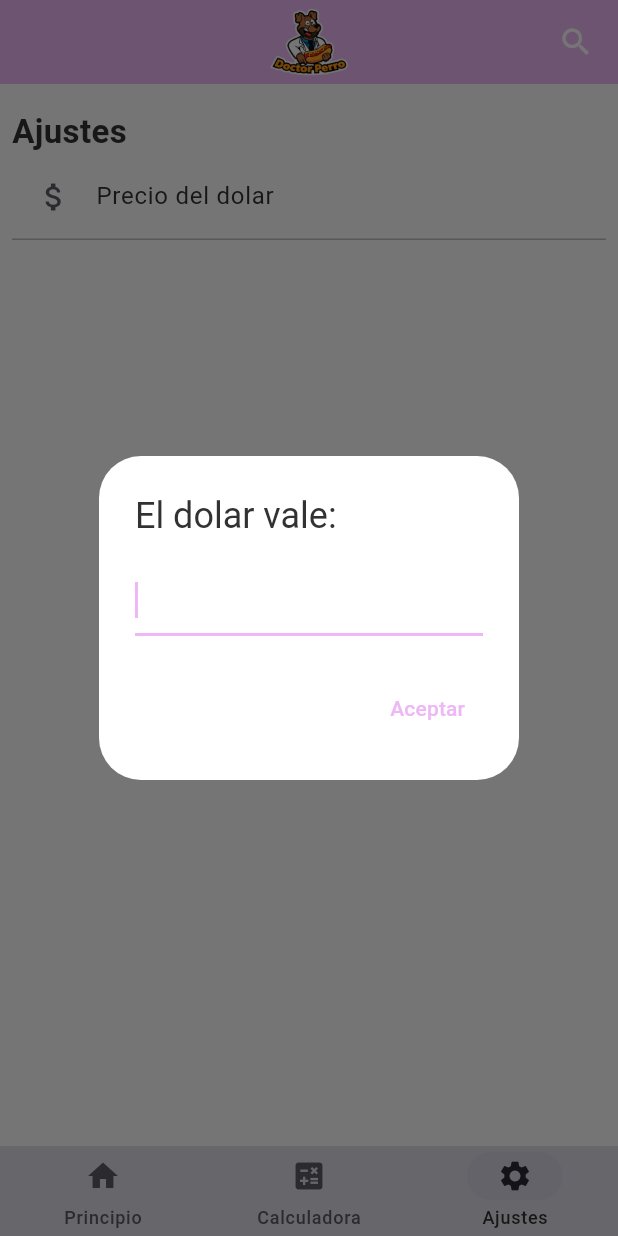
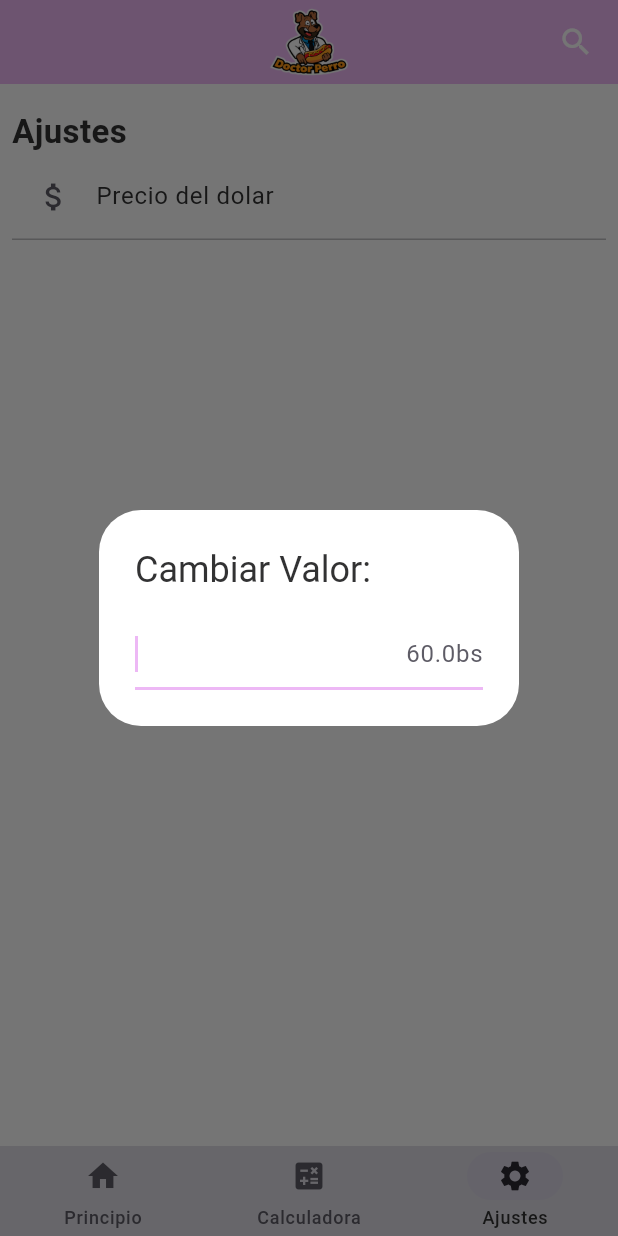
Before and after one commit to DaviD4Chirino/doctor_perro_helper, a Flutter app: the screen it shows after launch, item 3 of the bottom bar chosen, after a tap on "Precio del dolar", on a phone screen of 412 x 824 dp. Run offline on Flutter 3.47's test engine with Material 3 defaults, Android fonts, the phone set to English and light mode, and no system bars; drawn by our look-alikes of toastification; our stand-ins replace math_expressions, shared_preferences; missing offline and left inert: dart:ffi.

Commit message:
figured out how to use states managment and save data

```diff
--- a/doctor_perro_helper/lib/main.dart
+++ b/doctor_perro_helper/lib/main.dart
@@ -1,13 +1,32 @@
 import 'package:doctor_perro_helper/config/themes/dark_theme.dart';
 import 'package:doctor_perro_helper/config/themes/light_theme.dart';
+import 'package:doctor_perro_helper/models/providers/settings.dart';
+import 'package:doctor_perro_helper/models/use_shared_preferences.dart';
 import 'package:doctor_perro_helper/screens/pages/home/home.dart';
 import 'package:flutter/material.dart';
 import 'package:flutter/services.dart';
 import 'package:intl/date_symbol_data_local.dart';
+import 'package:provider/provider.dart';
 import 'package:toastification/toastification.dart';
 
-void main() {
-  initializeDateFormatting('es_ES').then((_) => runApp(const MainApp()));
+Future main() async {
+  WidgetsFlutterBinding.ensureInitialized();
+  await UseSharedPreferences.init();
+  SettingsModel().init();
+
+  initializeDateFormatting('es_ES').then((_) {
+    SystemChrome.setPreferredOrientations([
+      DeviceOrientation.portraitUp,
+      DeviceOrientation.portraitDown,
+    ]);
+
+    return runApp(
+      ChangeNotifierProvider(
+        create: (context) => SettingsModel(),
+        child: const MainApp(),
+      ),
+    );
+  });
 }
 
 class MainApp extends StatelessWidget {
@@ -15,10 +34,6 @@ class MainApp extends StatelessWidget {
 
   @override
   Widget build(BuildContext context) {
-    SystemChrome.setPreferredOrientations([
-      DeviceOrientation.portraitUp,
-      DeviceOrientation.portraitDown,
-    ]);
     return ToastificationWrapper(
       child: MaterialApp(
         theme: lightTheme,
--- /dev/null
+++ b/doctor_perro_helper/lib/models/consumers/dolar_price_text.dart
@@ -0,0 +1,19 @@
+import 'package:doctor_perro_helper/models/providers/settings.dart';
+import 'package:flutter/material.dart';
+import 'package:provider/provider.dart';
+
+class DolarPriceText extends StatelessWidget {
+  const DolarPriceText({super.key, this.style});
+
+  final TextStyle? style;
+
+  @override
+  Widget build(BuildContext context) {
+    return Consumer<SettingsModel>(builder: (context, settings, child) {
+      return Text(
+        settings.dolarPrice,
+        style: style,
+      );
+    });
+  }
+}
--- /dev/null
+++ b/doctor_perro_helper/lib/models/providers/settings.dart
@@ -0,0 +1,39 @@
+import 'dart:developer';
+
+import 'package:doctor_perro_helper/models/use_shared_preferences.dart';
+import 'package:flutter/material.dart';
+import 'package:shared_preferences/shared_preferences.dart';
+
+class SettingsModel extends ChangeNotifier {
+  double _dolarPrice = 0.0;
+
+  get dolarPrice =>
+      UseSharedPreferences.preferences.getDouble("dolar_price") ?? 60.0;
+
+  /* Future<double> get dolarPrice async {
+    SharedPreferences preferences = await SharedPreferences.getInstance();
+    double price = preferences.getDouble("dolar_price") ?? 0.0;
+    return price;
+  } */
+
+  void changeDolarPrice(double amount) async {
+    UseSharedPreferences.preferences.setDouble("dolar_price", amount);
+    _dolarPrice = amount;
+    log("changeDolarPrice - ${UseSharedPreferences.preferences.getDouble("dolar_price")}");
+    log("changeDolarPrice - ${UseSharedPreferences.preferences.getDouble("dolar_price")}");
+    notifyListeners();
+  }
+
+  Future<void> fetchDolarPrice() async {
+    _dolarPrice =
+        UseSharedPreferences.preferences.getDouble("dolar_price") ?? 0.0;
+    log("fetchDolarPrice - ${UseSharedPreferences.preferences.getDouble("dolar_price")}");
+    log("fetchDolarPrice - dolarPrice: $dolarPrice");
+
+    notifyListeners();
+  }
+
+  void init() {
+    fetchDolarPrice();
+  }
+}
--- /dev/null
+++ b/doctor_perro_helper/lib/models/use_shared_preferences.dart
@@ -0,0 +1,8 @@
+import 'package:shared_preferences/shared_preferences.dart';
+
+class UseSharedPreferences {
+  static late SharedPreferences preferences;
+
+  static Future init() async =>
+      preferences = await SharedPreferences.getInstance();
+}
--- a/doctor_perro_helper/lib/screens/pages/settings/change_dolar_price.dart
+++ b/doctor_perro_helper/lib/screens/pages/settings/change_dolar_price.dart
@@ -1,22 +1,92 @@
+import 'dart:developer';
+import 'dart:ffi';
+
+import 'package:doctor_perro_helper/models/providers/settings.dart';
+import 'package:doctor_perro_helper/utils/string_math.dart';
 import 'package:flutter/material.dart';
+import 'package:provider/provider.dart';
+import 'package:shared_preferences/shared_preferences.dart';
 
 class ChangeDolarPrice extends StatelessWidget {
   const ChangeDolarPrice({super.key});
+  /*  String validateValue(String expression, String defaultValue) {
+    if (!isValidCommaExpression(expression)) {
+      return defaultValue;
+    }
+    return expression;
+  } */
+
+  // late double dolarPrice = 0.0;
+
+  /* late SharedPreferences prefs;
+
+  Future<void> getPrefs() async {
+    SharedPreferences _prefs = await SharedPreferences.getInstance();
+    if (!_prefs.containsKey("dolar_price")) {
+      _prefs.setDouble("dolar_price", 60.0);
+      return;
+    }
+
+    setState(() {
+      prefs = _prefs;
+      dolarPrice = _prefs.getDouble("dolar_price") ?? 0.0;
+    });
+  }
+
+  @override
+  void initState() {
+    super.initState();
+    getPrefs();
+  } */
+  @override
+  Widget build(BuildContext context) {
+    return const AlertDialog(
+      title: Text("Cambiar Valor:"),
+      content: ChangePriceTextField(),
+    );
+  }
+}
+
+class ChangePriceTextField extends StatefulWidget {
+  const ChangePriceTextField({
+    super.key,
+  });
+
+  @override
+  State<ChangePriceTextField> createState() => _ChangePriceTextFieldState();
+}
+
+class _ChangePriceTextFieldState extends State<ChangePriceTextField> {
+  /* double dolarPrice = 60.0;
+
+  @override
+  void initState() {
+    super.initState();
+    setState(() {
+      dolarPrice = Provider.of<SettingsModel>(context).dolarPrice;
+    });
+  } */
 
   @override
   Widget build(BuildContext context) {
-    return AlertDialog(
-      title: const Text("El dolar vale:"),
-      content: const TextField(
+    return Consumer<SettingsModel>(builder: (context, settings, child) {
+      return TextField(
         autofocus: true,
         keyboardType: TextInputType.number,
-      ),
-      actions: [
-        TextButton(
-          onPressed: () {},
-          child: const Text("Aceptar"),
-        )
-      ],
-    );
+        decoration: InputDecoration(suffixText: "${settings.dolarPrice}bs"),
+        onSubmitted: (String value) {
+          double parsed = double.tryParse(value) ?? 0.0;
+          settings.changeDolarPrice(parsed);
+          Navigator.pop(context);
+        },
+        /* onChanged: (String value) {
+          double parsed = double.parse(value);
+          settings.changeDolarPrice(parsed);
+          setState(() {
+            dolarPrice = parsed;
+          });
+        }, */
+      );
+    });
   }
 }
--- a/doctor_perro_helper/lib/screens/pages/settings/settings.dart
+++ b/doctor_perro_helper/lib/screens/pages/settings/settings.dart
@@ -22,14 +22,14 @@ class SettingsPage extends StatelessWidget {
             ),
           ),
           SettingButton(
-            child: ListTile(
+            child: const ListTile(
               title: Text("Precio del dolar"),
               leading: Icon(Icons.attach_money),
             ),
             onTap: () {
               showDialog(
                 context: context,
-                builder: (BuildContext context) => ChangeDolarPrice(),
+                builder: (BuildContext context) => const ChangeDolarPrice(),
               );
             },
           ),
@@ -40,7 +40,7 @@ class SettingsPage extends StatelessWidget {
 }
 
 class SettingButton extends StatelessWidget {
-  SettingButton({super.key, required this.child, required this.onTap});
+  const SettingButton({super.key, required this.child, required this.onTap});
 
   final Widget child;
 
--- a/doctor_perro_helper/lib/widgets/current_dolar_price.dart
+++ b/doctor_perro_helper/lib/widgets/current_dolar_price.dart
@@ -69,7 +69,8 @@ class CurrentDolarPrice extends StatelessWidget {
               onTap: () {
                 showDialog(
                   context: context,
-                  builder: (BuildContext context) => PriceCalculatorDialog(),
+                  builder: (BuildContext context) =>
+                      const PriceCalculatorDialog(),
                 );
               },
               borderRadius: BorderRadius.circular(Sizes().roundedSmall),
--- a/doctor_perro_helper/pubspec.yaml
+++ b/doctor_perro_helper/pubspec.yaml
@@ -14,6 +14,7 @@ dependencies:
   intl: ^0.20.1
   math_expressions: ^2.6.0
   native_toast: ^0.0.2
+  provider: ^6.1.2
   shared_preferences: ^2.4.0
   toastification: ^2.3.0
 
```
Also changed, not shown: 1 other file.
